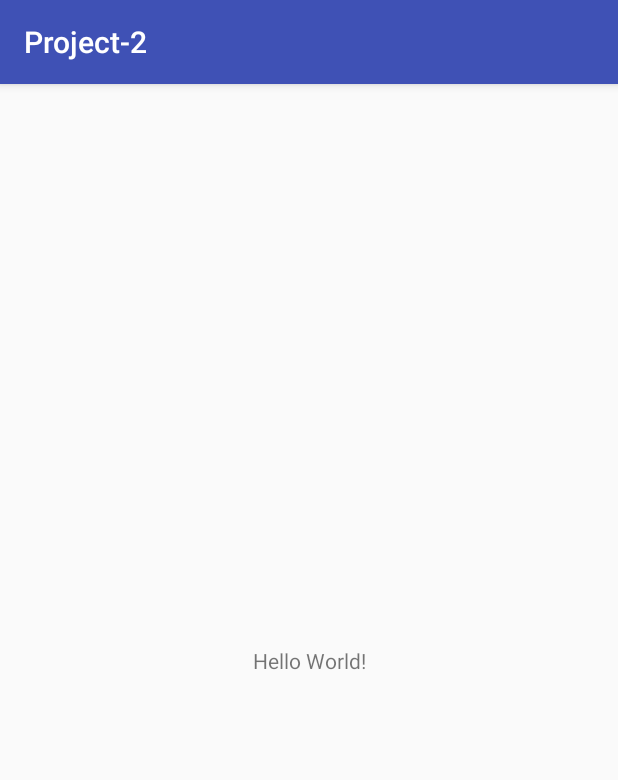
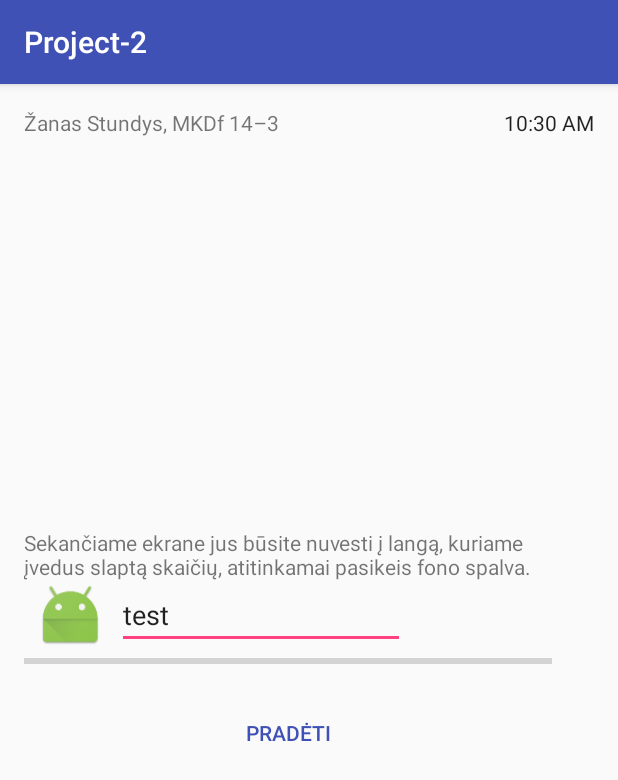
Before and after one commit to unexdesigns/Project-2, an Android app: the screen it shows after launch (MainActivity), on a phone screen of 412 x 824 dp. Shown: the top 780 px of the screen. Run offline under Robolectric (Android 15) with nearby library versions, the phone set to English and light mode, and no system bars.

```diff
--- a/app/src/main/AndroidManifest.xml
+++ b/app/src/main/AndroidManifest.xml
@@ -16,6 +16,7 @@
                 <category android:name="android.intent.category.LAUNCHER" />
             </intent-filter>
         </activity>
+        <activity android:name=".ColorChanger"></activity>
     </application>
 
 </manifest>
--- a/app/src/main/res/layout/activity_main.xml
+++ b/app/src/main/res/layout/activity_main.xml
@@ -4,15 +4,110 @@
     xmlns:tools="http://schemas.android.com/tools"
     android:layout_width="match_parent"
     android:layout_height="match_parent"
-    tools:context="com.stundys.project_2.MainActivity">
+    tools:context="com.stundys.project_2.MainActivity"
+    tools:layout_editor_absoluteX="0dp"
+    tools:layout_editor_absoluteY="81dp">
 
     <TextView
+        android:id="@+id/textView"
         android:layout_width="wrap_content"
         android:layout_height="wrap_content"
-        android:text="Hello World!"
-        app:layout_constraintBottom_toBottomOf="parent"
+        android:layout_marginStart="16dp"
+        android:layout_marginTop="16dp"
+        android:text="@string/author"
         app:layout_constraintLeft_toLeftOf="parent"
+        app:layout_constraintTop_toTopOf="parent" />
+
+    <TextClock
+        android:id="@+id/textClock"
+        android:layout_width="wrap_content"
+        android:layout_height="wrap_content"
+        android:layout_marginEnd="16dp"
+        android:layout_marginRight="16dp"
+        android:layout_marginTop="16dp"
         app:layout_constraintRight_toRightOf="parent"
         app:layout_constraintTop_toTopOf="parent" />
 
+    <GridLayout
+        android:layout_width="352dp"
+        android:layout_height="wrap_content"
+        android:layout_marginEnd="16dp"
+        android:layout_marginStart="16dp"
+        app:layout_constraintBottom_toBottomOf="parent"
+        app:layout_constraintLeft_toLeftOf="parent"
+        app:layout_constraintTop_toTopOf="parent"
+        android:layout_marginLeft="16dp"
+        app:layout_constraintVertical_bias="0.5">
+
+        <LinearLayout
+            android:layout_width="match_parent"
+            android:layout_height="match_parent"
+            android:orientation="vertical">
+
+            <TextView
+                android:id="@+id/textView3"
+                android:layout_width="match_parent"
+                android:layout_height="wrap_content"
+                android:layout_weight="1"
+                android:text="@string/intro_text" />
+
+            <LinearLayout
+                android:layout_width="match_parent"
+                android:layout_height="match_parent"
+                android:layout_weight="1"
+                android:orientation="horizontal"
+                android:weightSum="1">
+
+                <ImageView
+                    android:id="@+id/imageView"
+                    android:layout_width="wrap_content"
+                    android:layout_height="match_parent"
+                    android:layout_weight="0.13"
+                    app:srcCompat="@mipmap/ic_launcher" />
+
+                <RelativeLayout
+                    android:layout_width="192dp"
+                    android:layout_height="wrap_content">
+
+                    <EditText
+                        android:id="@+id/editText"
+                        android:layout_width="match_parent"
+                        android:layout_height="wrap_content"
+                        android:layout_alignParentStart="true"
+                        android:layout_below="@+id/textView2"
+                        android:layout_weight="1"
+                        android:ems="10"
+                        android:hint="@string/your_name_surname"
+                        android:inputType="textPersonName"
+                        android:text="test" />
+                </RelativeLayout>
+
+            </LinearLayout>
+
+            <ProgressBar
+                android:id="@+id/progressBar3"
+                style="?android:attr/progressBarStyleHorizontal"
+                android:layout_width="match_parent"
+                android:layout_height="wrap_content"
+                android:layout_weight="1" />
+
+            <Button
+                android:id="@+id/button"
+                style="?android:attr/borderlessButtonStyle"
+                android:layout_width="match_parent"
+                android:layout_height="wrap_content"
+                android:layout_margin="16dp"
+                android:backgroundTint="?attr/colorPrimary"
+                android:elevation="1dp"
+                android:onClick="sendMessage"
+                android:text="@string/begin"
+                android:textColor="@color/colorPrimary"
+                app:layout_constraintHorizontal_bias="0.945"
+                app:layout_constraintLeft_toLeftOf="parent"
+                app:layout_constraintRight_toRightOf="parent"
+                tools:layout_editor_absoluteY="212dp" />
+
+        </LinearLayout>
+    </GridLayout>
+
 </android.support.constraint.ConstraintLayout>
--- a/app/src/main/res/values/strings.xml
+++ b/app/src/main/res/values/strings.xml
@@ -1,3 +1,15 @@
 <resources>
     <string name="app_name">Project-2</string>
+    <string name="author">Žanas Stundys, MKDf 14–3</string>
+    <string name="intro_text">Sekančiame ekrane jus būsite nuvesti į langą, kuriame įvedus slaptą skaičių, atitinkamai pasikeis fono spalva.</string>
+    <string name="begin">Pradėti</string>
+    <string name="your_name_surname">Jūsų vardas, pavardė</string>
+    <string name="hello">Sveiki</string>
+    <string name="enter_number">Įveskite paprastą skaičių</string>
+    <string name="simple_number">Per paprastas skaičius.</string>
+    <string name="denominator_5">Jūsų skaičius dalijasi iš 5</string>
+    <string name="denominator_4">Jūsų skaičius dalijasi iš 4</string>
+    <string name="denominator_3">Jūsų skaičius dalijasi iš 3</string>
+    <string name="denominator_2">Jūsų skaičius dalijasi iš 2</string>
+    <string name="change_colors">Keisti spalvas</string>
 </resources>
```
Also changed, not shown: app/src/main/java/com/stundys/project_2/ColorChanger.java (added, +123 -0 lines), app/src/main/java/com/stundys/project_2/MainActivity.java (+12 -1 lines), app/src/main/res/layout/activity_color_changer.xml (added, +60 -0 lines), app/src/main/res/values/colors.xml (+7 -0 lines).
